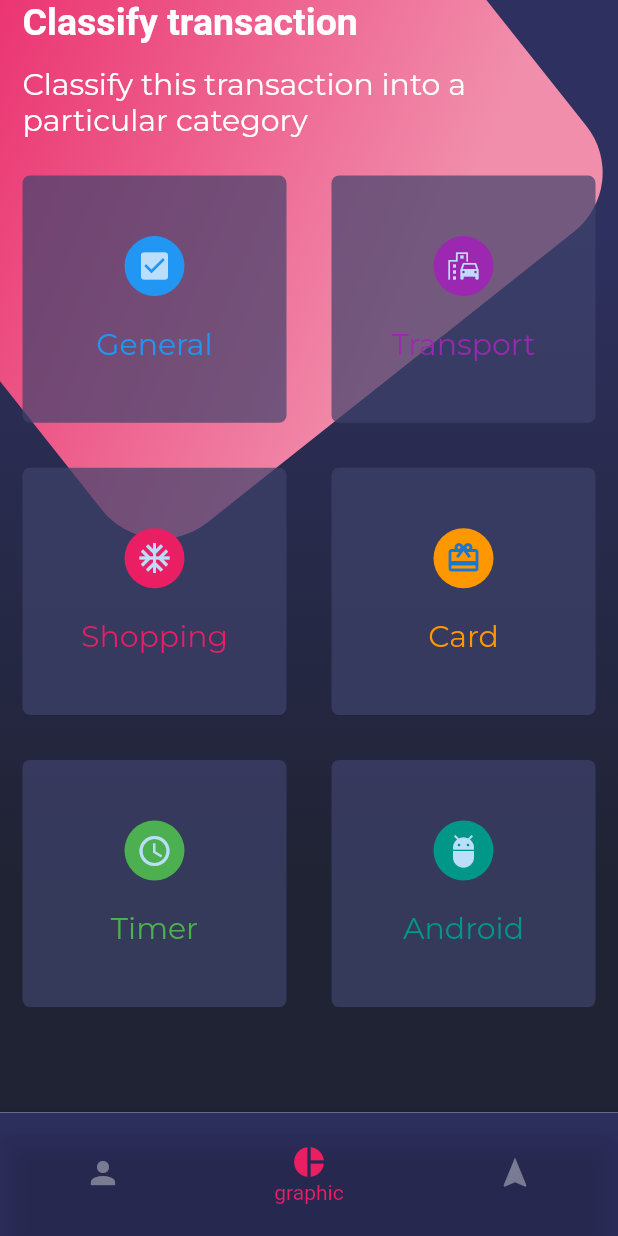
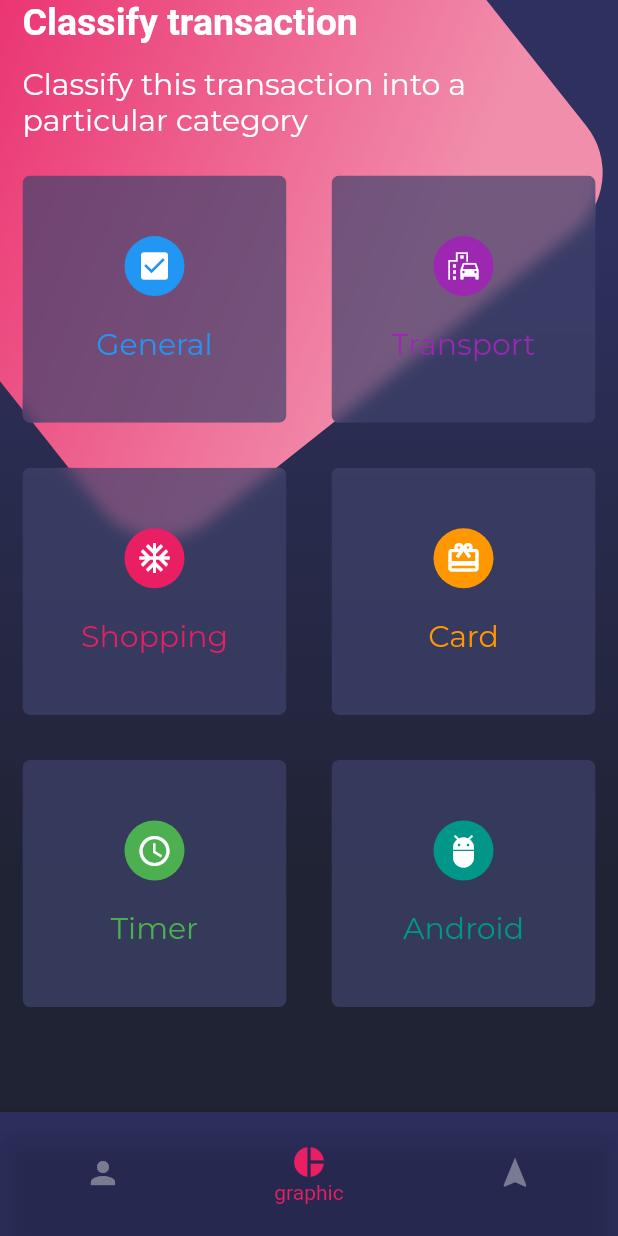
Before and after one commit to Metamorfosisdev/ios-test, a Flutter app: the screen it shows after launch, on a phone screen of 412 x 824 dp. Run offline on Flutter 3.47's test engine with Material 2 defaults, Android fonts, the phone set to English and light mode, and no system bars; our stand-ins replace google_fonts.

Commit message:
Aplicacion final

```diff
--- a/lib/main.dart
+++ b/lib/main.dart
@@ -12,6 +12,7 @@ class MyApp extends StatelessWidget {
   Widget build(BuildContext context) {
     SystemChrome.setSystemUIOverlayStyle(SystemUiOverlayStyle.light);
     return MaterialApp(
+      theme: ThemeData.dark(),
       debugShowCheckedModeBanner: false,
       title: 'Flutter layout demo',
       initialRoute: '/home_screen',
--- a/lib/widgets/card_table.dart
+++ b/lib/widgets/card_table.dart
@@ -1,3 +1,5 @@
+import 'dart:ui';
+
 import 'package:flutter/material.dart';
 import 'package:google_fonts/google_fonts.dart';
 
@@ -53,6 +55,14 @@ class _SingleCard extends StatelessWidget {
     final Size size = MediaQuery.of(context).size;
     return Container(
       margin: const EdgeInsets.symmetric(horizontal: 15, vertical: 15),
+      child: ClipRRect(
+        borderRadius: BorderRadius.circular(5),
+        child: BackdropFilter(
+          filter: ImageFilter.blur(
+            sigmaX: 5,
+            sigmaY: 5,
+          ),
+          child: Container(
             height: size.height * 0.2,
             decoration: BoxDecoration(
               color: const Color.fromRGBO(62, 66, 107, 0.7),
@@ -63,7 +73,7 @@ class _SingleCard extends StatelessWidget {
               children: [
                 CircleAvatar(
                   backgroundColor: color,
-            child: Icon(icon),
+                  child: Icon(icon, color: Colors.white),
                 ),
                 const SizedBox(height: 20),
                 Text(
@@ -72,6 +82,9 @@ class _SingleCard extends StatelessWidget {
                 ),
               ],
             ),
+          ),
+        ),
+      ),
     );
   }
 }
```
Lines whose indentation alone changed are shown as unchanged.
